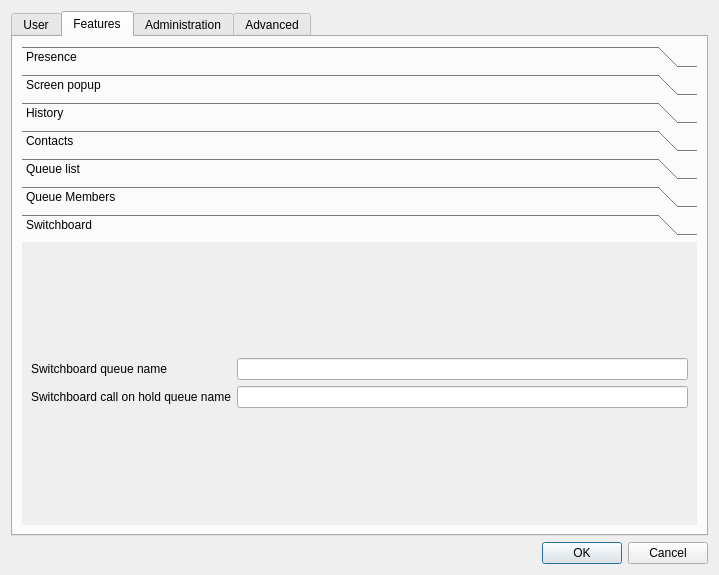
Qt form xivoclient/src/config_widget/config_widget.ui (wazo-platform/wazo-client-qt) before a commit.
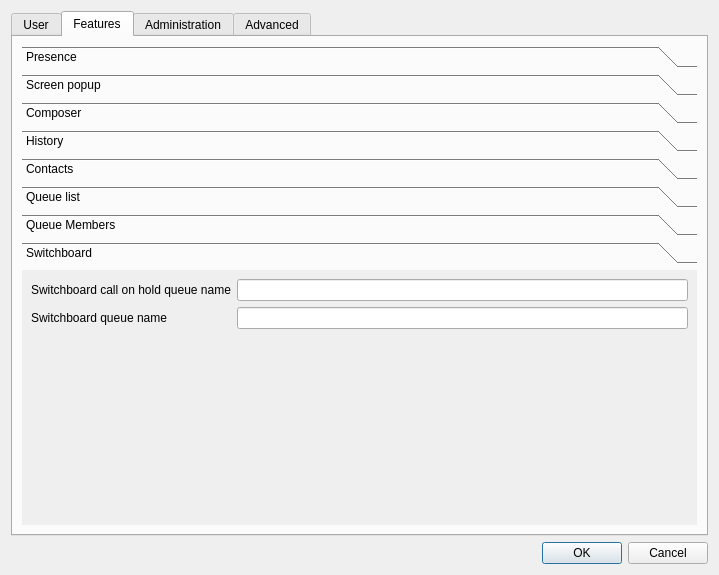
The same form after that commit. The open tabs and pages were chosen to show the change. Icons and pictures are not drawn.

Commit message: add composer_history_size into config

The edit to the form file:
```diff
--- a/xivoclient/src/config_widget/config_widget.ui
+++ b/xivoclient/src/config_widget/config_widget.ui
@@ -282,6 +282,30 @@
            </item>
           </layout>
          </widget>
+         <widget class="QWidget" name="composer">
+          <attribute name="label">
+           <string>Composer</string>
+          </attribute>
+          <layout class="QFormLayout" name="formLayout_11">
+           <item row="0" column="0">
+            <widget class="QLabel" name="composer_history_size_label">
+             <property name="text">
+              <string>History size</string>
+             </property>
+            </widget>
+           </item>
+           <item row="0" column="1">
+            <widget class="QSpinBox" name="composer_history_size">
+             <property name="minimum">
+              <number>1</number>
+             </property>
+             <property name="value">
+              <number>10</number>
+             </property>
+            </widget>
+           </item>
+          </layout>
+         </widget>
          <widget class="QWidget" name="history">
           <property name="geometry">
            <rect>
@@ -506,23 +530,39 @@
           </layout>
          </widget>
          <widget class="QWidget" name="switchboard">
-          <attribute name="icon">
-           <iconset resource="../../xivoclient.qrc">
-            <normaloff>:/images/agent-trans.png</normaloff>:/images/agent-trans.png</iconset>
-          </attribute>
+          <property name="geometry">
+           <rect>
+            <x>0</x>
+            <y>0</y>
+            <width>679</width>
+            <height>243</height>
+           </rect>
+          </property>
           <attribute name="label">
            <string>Switchboard</string>
           </attribute>
-          <layout class="QGridLayout" name="gridLayout_4">
+          <layout class="QFormLayout" name="formLayout_13">
+           <property name="fieldGrowthPolicy">
+            <enum>QFormLayout::AllNonFixedFieldsGrow</enum>
+           </property>
            <item row="0" column="0">
-            <layout class="QGridLayout" name="gridLayout_3" columnstretch="0,0">
-             <property name="sizeConstraint">
-              <enum>QLayout::SetDefaultConstraint</enum>
+            <widget class="QLabel" name="switchboard_call_on_hold_queue_name_label">
+             <property name="text">
+              <string>Switchboard call on hold queue name</string>
              </property>
-             <item row="1" column="1">
+            </widget>
+           </item>
+           <item row="0" column="1">
               <widget class="QLineEdit" name="switchboard_call_on_hold_queue_name"/>
              </item>
-             <item row="0" column="1">
+           <item row="1" column="0">
+            <widget class="QLabel" name="switchboard_queue_name_label">
+             <property name="text">
+              <string>Switchboard queue name</string>
+             </property>
+            </widget>
+           </item>
+           <item row="1" column="1">
               <widget class="QLineEdit" name="switchboard_queue_name">
                <property name="autoFillBackground">
                 <bool>false</bool>
@@ -531,22 +571,6 @@
                 <string/>
                </property>
               </widget>
-             </item>
-             <item row="0" column="0">
-              <widget class="QLabel" name="switchboard_queue_name_label">
-               <property name="text">
-                <string>Switchboard queue name</string>
-               </property>
-              </widget>
-             </item>
-             <item row="1" column="0">
-              <widget class="QLabel" name="switchboard_call_on_hold_queue_name_label">
-               <property name="text">
-                <string>Switchboard call on hold queue name</string>
-               </property>
-              </widget>
-             </item>
-            </layout>
            </item>
           </layout>
          </widget>
```
Lines whose indentation alone changed are shown as unchanged. The commit also changes 1 other file.
